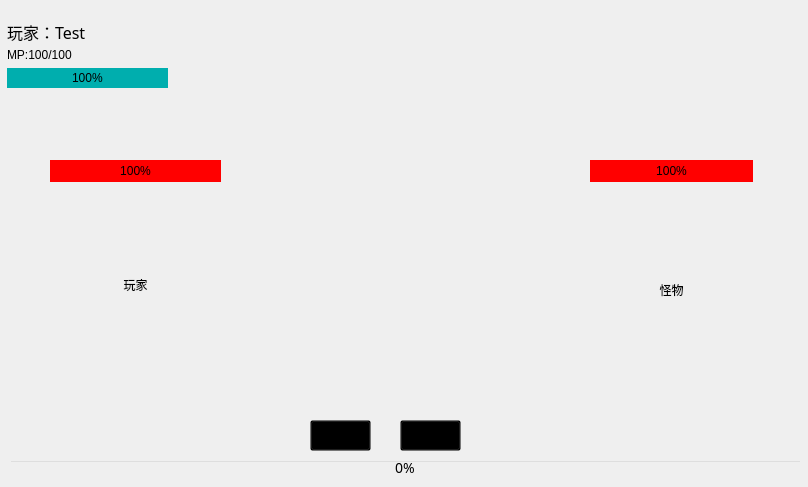
Old version of the form ui_test_project.ui in the repository jonny030/RPG.
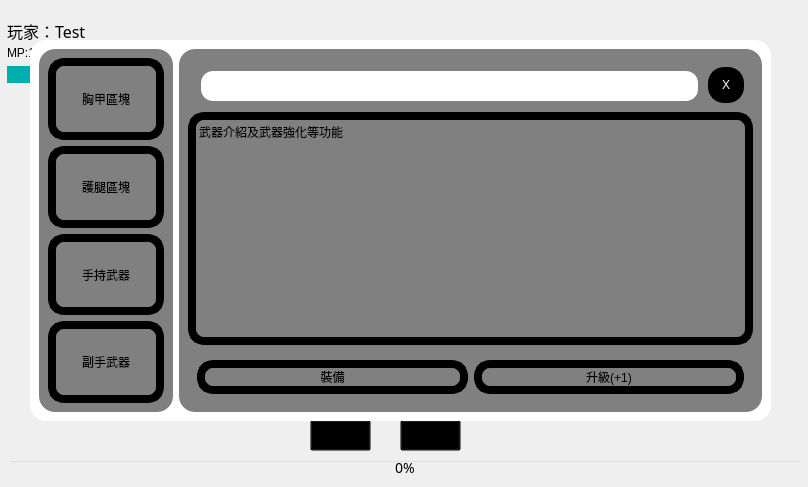
New version of the form. Icons and pictures are not drawn.

```diff
--- a/ui_test_project.ui
+++ b/ui_test_project.ui
@@ -180,7 +180,7 @@
       <x>7</x>
       <y>22</y>
       <width>161</width>
-      <height>66</height>
+      <height>61</height>
      </rect>
     </property>
     <layout class="QVBoxLayout" name="verticalLayout_2">
@@ -389,7 +389,7 @@
     <property name="geometry">
      <rect>
       <x>30</x>
-      <y>1000</y>
+      <y>40</y>
       <width>741</width>
       <height>381</height>
      </rect>
```
